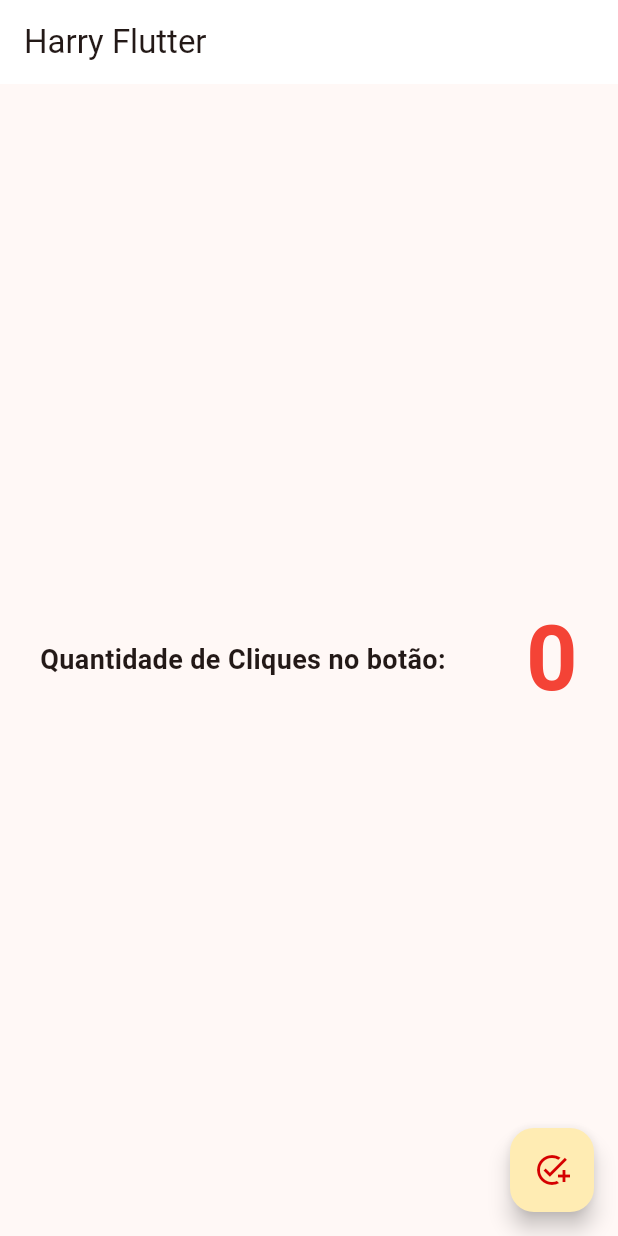
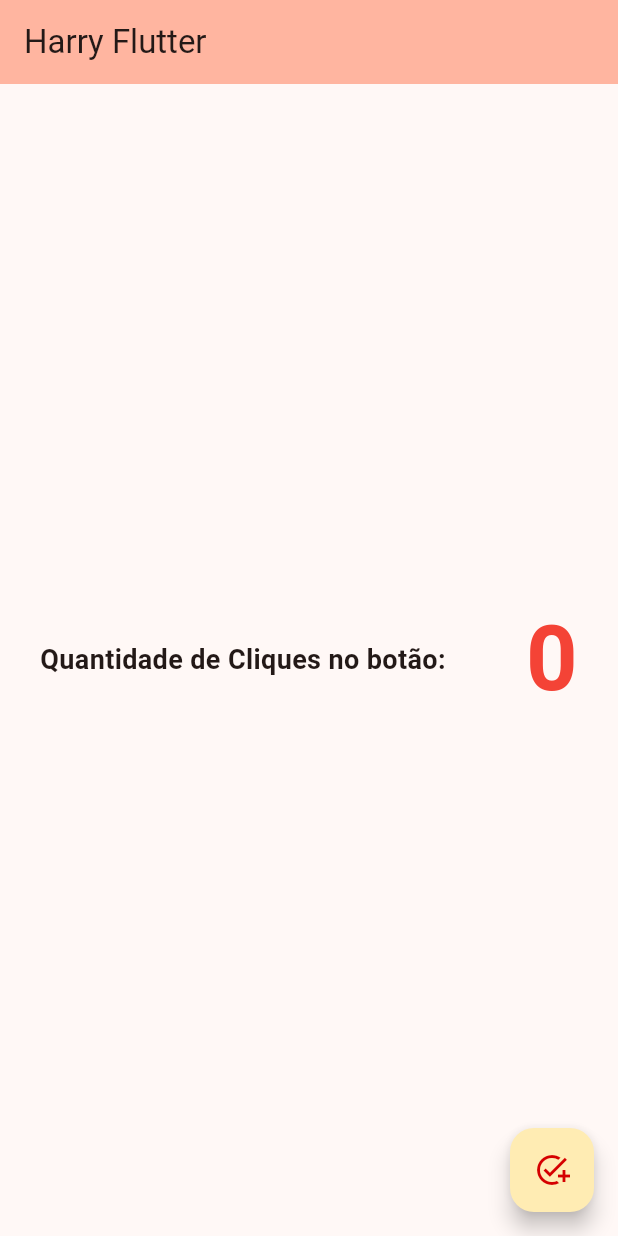
Before and after one commit to Dani-Souza/HarryFlutter, a Flutter app: the screen it shows after launch, on a phone screen of 412 x 824 dp. Run offline on Flutter 3.47's test engine with Material 3 defaults, Android fonts, the phone set to English and light mode, and no system bars.

Commit message:
alteração_cor_tema

```diff
--- a/lib/main.dart
+++ b/lib/main.dart
@@ -81,7 +81,7 @@ class _MyHomePageState extends State<MyHomePage> {
         // TRY THIS: Try changing the color here to a specific color (to
         // Colors.amber, perhaps?) and trigger a hot reload to see the AppBar
         // change color while the other colors stay the same.
-        backgroundColor: Theme.of(context).colorScheme.onPrimary,
+        backgroundColor: Theme.of(context).colorScheme.inversePrimary,
         // Here we take the value from the MyHomePage object that was created by
         // the App.build method, and use it to set our appbar title.
         title: Text(widget.title),
```
